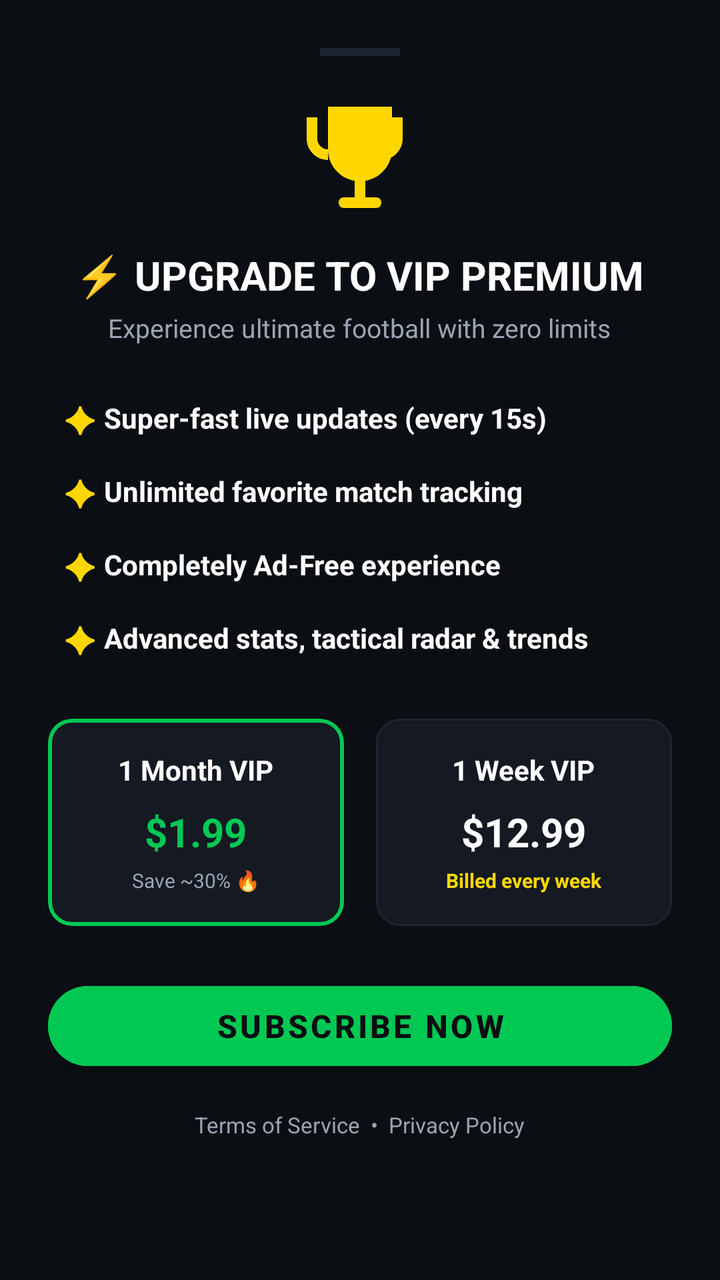
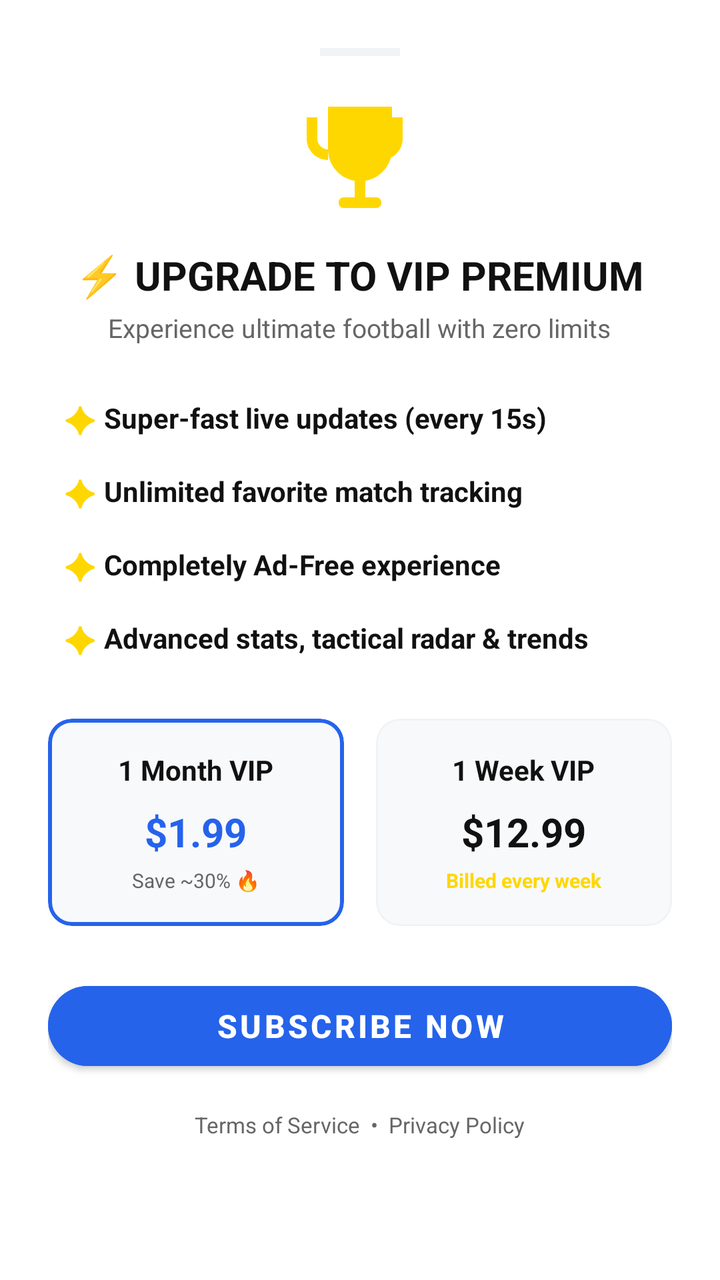

Before-and-after screenshots of an Android layout around one commit, followed by the original layout XML and the change that was made.
<!-- AndroidManifest.xml: application theme Theme.MyApplication -->
<!-- res/layout/bottom_sheet_premium_paywall.xml -->
<?xml version="1.0" encoding="utf-8"?>
<LinearLayout xmlns:android="http://schemas.android.com/apk/res/android"
    xmlns:app="http://schemas.android.com/apk/res-auto"
    android:layout_width="match_parent"
    android:layout_height="wrap_content"
    android:background="@color/bg_dark"
    android:orientation="vertical"
    android:padding="24dp">

    
    <View
        android:layout_width="40dp"
        android:layout_height="4dp"
        android:layout_gravity="center_horizontal"
        android:layout_marginBottom="20dp"
        android:background="@color/divider_dark" />

    
    <LinearLayout
        android:layout_width="match_parent"
        android:layout_height="wrap_content"
        android:gravity="center"
        android:orientation="vertical"
        android:layout_marginBottom="24dp">

        <ImageView
            android:layout_width="64dp"
            android:layout_height="64dp"
            android:layout_marginBottom="12dp"
            android:contentDescription="Premium Emblem"
            app:srcCompat="@drawable/ic_trophy"
            app:tint="#FFD700" />

        <TextView
            android:layout_width="wrap_content"
            android:layout_height="wrap_content"
            android:text="@string/iap_upgrade_title"
            android:textColor="@color/text_white"
            android:textSize="20sp"
            android:textStyle="bold" />

        <TextView
            android:layout_width="wrap_content"
            android:layout_height="wrap_content"
            android:layout_marginTop="4dp"
            android:text="@string/iap_upgrade_subtitle"
            android:textColor="@color/text_muted"
            android:textSize="13sp" />
    </LinearLayout>

    
    <LinearLayout
        android:layout_width="match_parent"
        android:layout_height="wrap_content"
        android:orientation="vertical"
        android:layout_marginBottom="28dp"
        android:paddingHorizontal="8dp">

        
        <LinearLayout
            android:layout_width="match_parent"
            android:layout_height="wrap_content"
            android:orientation="horizontal"
            android:gravity="center_vertical"
            android:layout_marginBottom="12dp">
            <TextView
                android:layout_width="wrap_content"
                android:layout_height="wrap_content"
                android:text="✦ "
                android:textColor="#FFD700"
                android:textSize="18sp"
                android:textStyle="bold" />
            <TextView
                android:layout_width="wrap_content"
                android:layout_height="wrap_content"
                android:text="@string/iap_feature_1"
                android:textColor="@color/text_white"
                android:textSize="14sp"
                android:textStyle="bold" />
        </LinearLayout>

        
        <LinearLayout
            android:layout_width="match_parent"
            android:layout_height="wrap_content"
            android:orientation="horizontal"
            android:gravity="center_vertical"
            android:layout_marginBottom="12dp">
            <TextView
                android:layout_width="wrap_content"
                android:layout_height="wrap_content"
                android:text="✦ "
                android:textColor="#FFD700"
                android:textSize="18sp"
                android:textStyle="bold" />
            <TextView
                android:layout_width="wrap_content"
                android:layout_height="wrap_content"
                android:text="@string/iap_feature_2"
                android:textColor="@color/text_white"
                android:textSize="14sp"
                android:textStyle="bold" />
        </LinearLayout>

        
        <LinearLayout
            android:layout_width="match_parent"
            android:layout_height="wrap_content"
            android:orientation="horizontal"
            android:gravity="center_vertical"
            android:layout_marginBottom="12dp">
            <TextView
                android:layout_width="wrap_content"
                android:layout_height="wrap_content"
                android:text="✦ "
                android:textColor="#FFD700"
                android:textSize="18sp"
                android:textStyle="bold" />
            <TextView
                android:layout_width="wrap_content"
                android:layout_height="wrap_content"
                android:text="@string/iap_feature_3"
                android:textColor="@color/text_white"
                android:textSize="14sp"
                android:textStyle="bold" />
        </LinearLayout>

        
        <LinearLayout
            android:layout_width="match_parent"
            android:layout_height="wrap_content"
            android:orientation="horizontal"
            android:gravity="center_vertical">
            <TextView
                android:layout_width="wrap_content"
                android:layout_height="wrap_content"
                android:text="✦ "
                android:textColor="#FFD700"
                android:textSize="18sp"
                android:textStyle="bold" />
            <TextView
                android:layout_width="wrap_content"
                android:layout_height="wrap_content"
                android:text="@string/iap_feature_4"
                android:textColor="@color/text_white"
                android:textSize="14sp"
                android:textStyle="bold" />
        </LinearLayout>
    </LinearLayout>

    
    <LinearLayout
        android:layout_width="match_parent"
        android:layout_height="wrap_content"
        android:orientation="horizontal"
        android:layout_marginBottom="24dp">

        
        <com.google.android.material.card.MaterialCardView
            android:id="@+id/cardPlanMonthly"
            android:layout_width="0dp"
            android:layout_height="wrap_content"
            android:layout_weight="1"
            android:layout_marginEnd="8dp"
            app:cardBackgroundColor="@color/card_dark"
            app:cardCornerRadius="12dp"
            app:cardElevation="0dp"
            app:strokeColor="@color/accent_green"
            app:strokeWidth="2dp">

            <LinearLayout
                android:layout_width="match_parent"
                android:layout_height="wrap_content"
                android:orientation="vertical"
                android:gravity="center"
                android:padding="16dp">

                <TextView
                    android:layout_width="wrap_content"
                    android:layout_height="wrap_content"
                    android:text="@string/iap_monthly_vip"
                    android:textColor="@color/text_white"
                    android:textSize="14sp"
                    android:textStyle="bold" />

                <TextView
                    android:id="@+id/tvMonthlyPrice"
                    android:layout_width="wrap_content"
                    android:layout_height="wrap_content"
                    android:layout_marginTop="8dp"
                    android:text="$1.99"
                    android:textColor="@color/accent_green"
                    android:textSize="20sp"
                    android:textStyle="bold" />

                <TextView
                    android:layout_width="wrap_content"
                    android:layout_height="wrap_content"
                    android:layout_marginTop="4dp"
                    android:text="@string/iap_save_monthly"
                    android:textColor="@color/text_muted"
                    android:textSize="10sp" />
            </LinearLayout>
        </com.google.android.material.card.MaterialCardView>

        
        <com.google.android.material.card.MaterialCardView
            android:id="@+id/cardPlanYearly"
            android:layout_width="0dp"
            android:layout_height="wrap_content"
            android:layout_weight="1"
            android:layout_marginLeft="8dp"
            app:cardBackgroundColor="@color/card_dark"
            app:cardCornerRadius="12dp"
            app:cardElevation="0dp"
            app:strokeColor="@color/divider_dark"
            app:strokeWidth="1dp">

            <LinearLayout
                android:layout_width="match_parent"
                android:layout_height="wrap_content"
                android:orientation="vertical"
                android:gravity="center"
                android:padding="16dp">

                <TextView
                    android:layout_width="wrap_content"
                    android:layout_height="wrap_content"
                    android:text="@string/iap_weekly_vip"
                    android:textColor="@color/text_white"
                    android:textSize="14sp"
                    android:textStyle="bold" />

                <TextView
                    android:id="@+id/tvYearlyPrice"
                    android:layout_width="wrap_content"
                    android:layout_height="wrap_content"
                    android:layout_marginTop="8dp"
                    android:text="$12.99"
                    android:textColor="@color/text_white"
                    android:textSize="20sp"
                    android:textStyle="bold" />

                <TextView
                    android:layout_width="wrap_content"
                    android:layout_height="wrap_content"
                    android:layout_marginTop="4dp"
                    android:text="@string/iap_pay_weekly"
                    android:textColor="#FFD700"
                    android:textSize="10sp"
                    android:textStyle="bold" />
            </LinearLayout>
        </com.google.android.material.card.MaterialCardView>

    </LinearLayout>

    
    <com.google.android.material.button.MaterialButton
        android:id="@+id/btnSubscribe"
        style="@style/Widget.MaterialComponents.Button"
        android:layout_width="match_parent"
        android:layout_height="52dp"
        android:backgroundTint="@color/accent_green"
        android:text="@string/iap_btn_subscribe"
        android:textColor="@color/bg_dark"
        android:textSize="16sp"
        android:textStyle="bold"
        app:cornerRadius="26dp"
        android:layout_marginBottom="16dp" />

    
    <ProgressBar
        android:id="@+id/progressLoading"
        style="?android:attr/progressBarStyleHorizontal"
        android:layout_width="match_parent"
        android:layout_height="wrap_content"
        android:layout_marginBottom="12dp"
        android:indeterminate="true"
        android:visibility="gone"
        android:indeterminateTint="@color/accent_green" />

    
    <LinearLayout
        android:layout_width="match_parent"
        android:layout_height="wrap_content"
        android:gravity="center"
        android:orientation="horizontal">

        <TextView
            android:id="@+id/tvTerms"
            android:layout_width="wrap_content"
            android:layout_height="wrap_content"
            android:text="@string/iap_terms_of_service"
            android:textColor="@color/text_muted"
            android:textSize="11sp"
            android:background="?android:attr/selectableItemBackground"
            android:clickable="true"
            android:focusable="true"/>

        <TextView
            android:layout_width="wrap_content"
            android:layout_height="wrap_content"
            android:text="  •  "
            android:textColor="@color/text_muted"
            android:textSize="11sp" />

        <TextView
            android:id="@+id/tvPrivacy"
            android:layout_width="wrap_content"
            android:layout_height="wrap_content"
            android:text="@string/iap_privacy_policy"
            android:textColor="@color/text_muted"
            android:textSize="11sp"
            android:background="?android:attr/selectableItemBackground"
            android:clickable="true"
            android:focusable="true"/>
    </LinearLayout>

</LinearLayout>
<!-- resources referenced by this layout -->
<resources>
  <color name="accent_green">#00C853</color>
  <color name="bg_dark">#0B0E13</color>
  <color name="card_dark">#141922</color>
  <color name="divider_dark">#1E2530</color>
  <color name="text_muted">#9AA4B2</color>
  <color name="text_white">#FFFFFF</color>
  <!-- drawable ic_trophy (drawable) -->
  <vector xmlns:android="http://schemas.android.com/apk/res/android"
      android:width="24dp"
      android:height="24dp"
      android:viewportWidth="24"
      android:viewportHeight="24">
      
      <path
          android:fillColor="#FFD700"
          android:pathData="M18,2H6v8c0,2.9 2.1,5.4 5,5.9V19H9c-0.6,0 -1,0.4 -1,1s0.4,1 1,1h6c0.6,0 1,-0.4 1,-1s-0.4,-1 -1,-1h-2v-3.1c2.9,-0.5 5,-3 5,-5.9V2z" />
      
      <path
          android:fillColor="#FFC700"
          android:pathData="M4,4H2v4c0,2.2 1.8,4 4,4h0V10h0C4.9,10 4,9.1 4,8V4z" />
      
      <path
          android:fillColor="#FFC700"
          android:pathData="M20,4h-2v4c0,1.1 -0.9,2 -2,2h0v2h0c2.2,0 4,-1.8 4,-4V4z" />
      
      <path
          android:fillColor="#FFFFFF"
          android:pathData="M12,5.2l0.9,2.8h2.9l-2.4,1.7 0.9,2.8-2.3,-1.7-2.3,1.7 0.9,-2.8-2.4,-1.7h2.9z" />
  </vector>
  <string name="iap_btn_subscribe">Subscribe Now</string>
  <string name="iap_feature_1">Super-fast live updates (every 15s)</string>
  <string name="iap_feature_2">Unlimited favorite match tracking</string>
  <string name="iap_feature_3">Completely Ad-Free experience</string>
  <string name="iap_feature_4">Advanced stats, tactical radar &amp; trends</string>
  <string name="iap_monthly_vip">1 Month VIP</string>
  <string name="iap_pay_weekly">Billed every week</string>
  <string name="iap_privacy_policy">Privacy Policy</string>
  <string name="iap_save_monthly">Save ~30\% 🔥</string>
  <string name="iap_terms_of_service">Terms of Service</string>
  <string name="iap_upgrade_subtitle">Experience ultimate football with zero limits</string>
  <string name="iap_upgrade_title">⚡ UPGRADE TO VIP PREMIUM</string>
  <string name="iap_weekly_vip">1 Week VIP</string>
  <style name="Theme.MyApplication" parent="Theme.MaterialComponents.NoActionBar">
          
          <item name="colorPrimary">@color/accent_green</item>
          <item name="colorPrimaryVariant">@color/bg_dark</item>
          <item name="colorOnPrimary">@color/white</item>
          
          <item name="colorSecondary">@color/accent_green_secondary</item>
          <item name="colorSecondaryVariant">@color/accent_green</item>
          <item name="colorOnSecondary">@color/black</item>
          
          <item name="android:statusBarColor">@color/bg_dark</item>
          <item name="android:windowBackground">@color/bg_dark</item>
          <item name="android:navigationBarColor">@color/bg_dark</item>
          
          <item name="android:textColor">@color/text_white</item>
          <item name="android:textColorSecondary">@color/text_muted</item>
      </style>
  <color name="white">#FFFFFFFF</color>
  <color name="accent_green_secondary">#00E676</color>
  <color name="black">#FF000000</color>
</resources>

<!-- the commit's change to res/layout/bottom_sheet_premium_paywall.xml (unified diff, before → after) -->
@@ -3,7 +3,7 @@
     xmlns:app="http://schemas.android.com/apk/res-auto"
     android:layout_width="match_parent"
     android:layout_height="wrap_content"
-    android:background="@color/bg_dark"
+    android:background="@color/bg_light"
     android:orientation="vertical"
     android:padding="24dp">
 
@@ -262,7 +262,7 @@
         android:layout_height="52dp"
         android:backgroundTint="@color/accent_green"
         android:text="@string/iap_btn_subscribe"
-        android:textColor="@color/bg_dark"
+        android:textColor="@color/bg_light"
         android:textSize="16sp"
         android:textStyle="bold"
         app:cornerRadius="26dp"
<!-- resource entries referenced after the edit -->
@@ -1,11 +1,11 @@
 <!-- resources referenced by this layout -->
 <resources>
-  <color name="accent_green">#00C853</color>
-  <color name="bg_dark">#0B0E13</color>
-  <color name="card_dark">#141922</color>
-  <color name="divider_dark">#1E2530</color>
-  <color name="text_muted">#9AA4B2</color>
-  <color name="text_white">#FFFFFF</color>
+  <color name="accent_green">@color/primaryBlue</color>
+  <color name="bg_light">@color/background</color>
+  <color name="card_dark">@color/surface</color>
+  <color name="divider_dark">@color/divider</color>
+  <color name="text_muted">@color/textSecondary</color>
+  <color name="text_white">@color/textPrimary</color>
   <!-- drawable ic_trophy (drawable) -->
   <vector xmlns:android="http://schemas.android.com/apk/res/android"
       android:width="24dp"
@@ -42,25 +42,38 @@
   <string name="iap_upgrade_subtitle">Experience ultimate football with zero limits</string>
   <string name="iap_upgrade_title">⚡ UPGRADE TO VIP PREMIUM</string>
   <string name="iap_weekly_vip">1 Week VIP</string>
-  <style name="Theme.MyApplication" parent="Theme.MaterialComponents.NoActionBar">
+  <style name="Theme.MyApplication" parent="Theme.MaterialComponents.Light.NoActionBar">
           
           <item name="colorPrimary">@color/accent_green</item>
-          <item name="colorPrimaryVariant">@color/bg_dark</item>
+          <item name="colorPrimaryVariant">@color/white</item>
           <item name="colorOnPrimary">@color/white</item>
+          
           
           <item name="colorSecondary">@color/accent_green_secondary</item>
           <item name="colorSecondaryVariant">@color/accent_green</item>
-          <item name="colorOnSecondary">@color/black</item>
+          <item name="colorOnSecondary">@color/white</item>
           
-          <item name="android:statusBarColor">@color/bg_dark</item>
-          <item name="android:windowBackground">@color/bg_dark</item>
-          <item name="android:navigationBarColor">@color/bg_dark</item>
+          
+          <item name="android:statusBarColor">@color/white</item>
+          <item name="android:windowBackground">@color/white</item>
+          <item name="android:navigationBarColor">@color/white</item>
+          
+          
+          <item name="android:windowLightStatusBar">true</item>
+          <item name="android:windowLightNavigationBar" tools:targetApi="o_mr1">true</item>
+          
           
           <item name="android:textColor">@color/text_white</item>
           <item name="android:textColorSecondary">@color/text_muted</item>
       </style>
+  <color name="primaryBlue">#2563EB</color>
+  <color name="background">#FFFFFF</color>
+  <color name="surface">#F8F9FB</color>
+  <color name="divider">#F1F3F5</color>
+  <color name="textSecondary">#666666</color>
+  <color name="textPrimary">#111111</color>
   <color name="white">#FFFFFFFF</color>
-  <color name="accent_green_secondary">#00E676</color>
-  <color name="black">#FF000000</color>
+  <color name="accent_green_secondary">@color/accentBlue</color>
+  <color name="accentBlue">#3B82F6</color>
 </resources>
 
